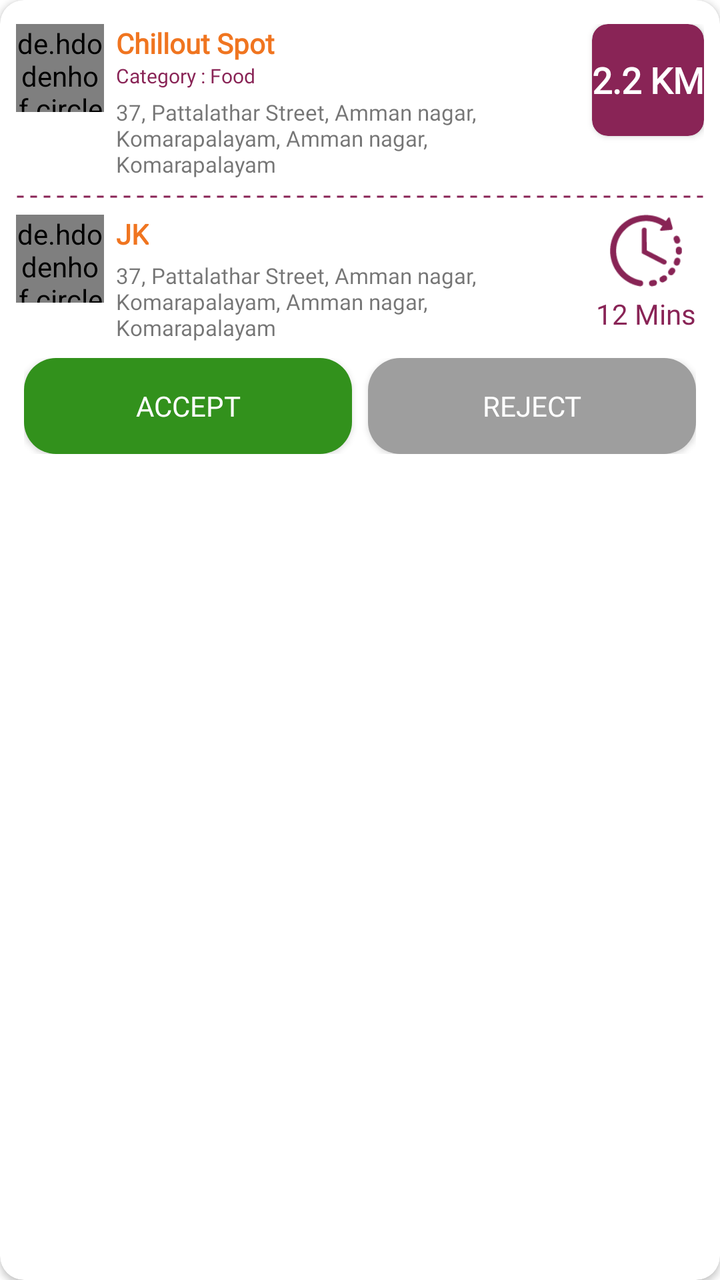
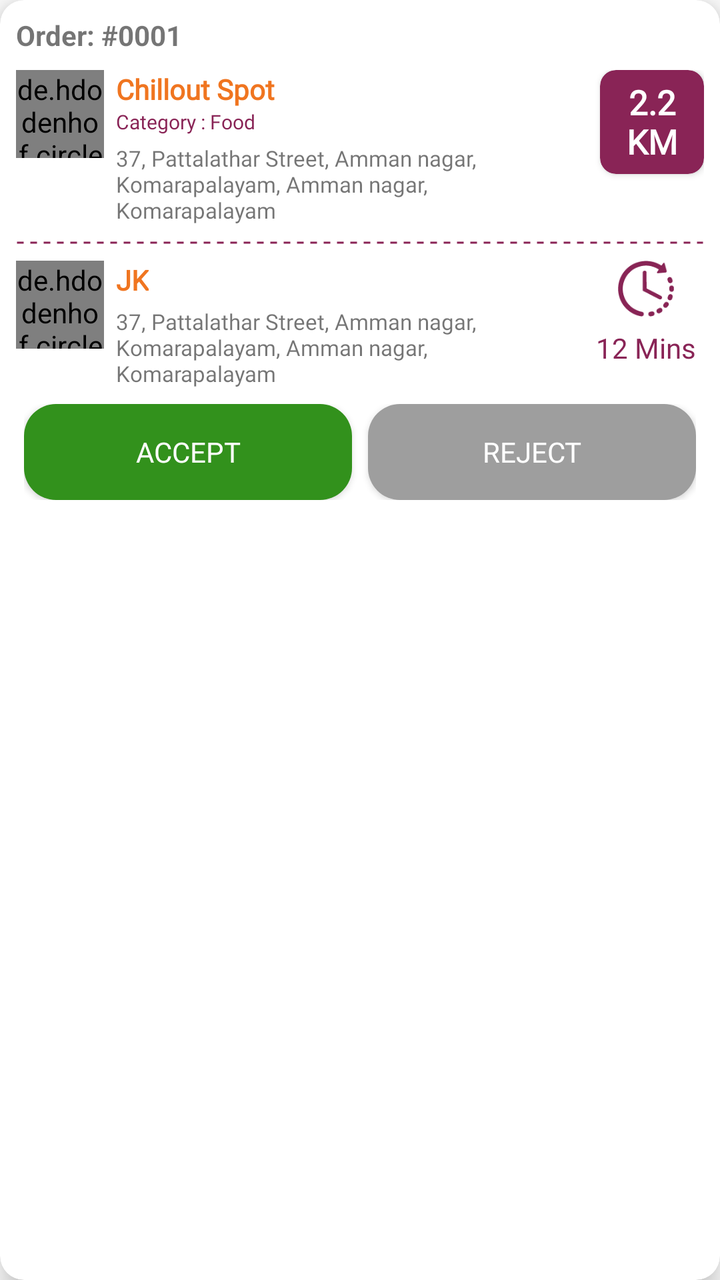

Compare the two renders of this Android layout. The source of the first and the diff that turns it into the second are given below.
<!-- AndroidManifest.xml: application theme Theme.ChilloutDelivery -->
<!-- res/layout/item_new_order_layout.xml -->
<?xml version="1.0" encoding="utf-8"?>
<androidx.cardview.widget.CardView xmlns:android="http://schemas.android.com/apk/res/android"
    android:layout_width="match_parent"
    android:layout_height="wrap_content"
    android:layout_marginStart="4dp"
    android:layout_marginEnd="4dp"
    android:layout_marginTop="12dp"
    app:cardCornerRadius="12dp"
    xmlns:app="http://schemas.android.com/apk/res-auto">

    <androidx.constraintlayout.widget.ConstraintLayout
        android:layout_width="match_parent"
        android:layout_height="wrap_content"
        android:padding="8dp">

        <androidx.constraintlayout.widget.ConstraintLayout
            android:id="@+id/topConstraint"
            android:layout_width="match_parent"
            android:layout_height="wrap_content"
            android:layout_marginTop="4dp"
            app:layout_constraintTop_toTopOf="parent">

            <de.hdodenhof.circleimageview.CircleImageView
                android:id="@+id/shopImg"
                android:layout_width="44dp"
                android:layout_height="44dp"
                android:src="@drawable/chillout_logo"
                app:layout_constraintStart_toStartOf="parent"
                app:layout_constraintTop_toTopOf="parent"/>

            <androidx.appcompat.widget.LinearLayoutCompat
                android:id="@+id/centerLinear"
                android:layout_width="0dp"
                android:layout_height="wrap_content"
                android:orientation="vertical"
                android:layout_marginStart="6dp"
                android:layout_marginEnd="4dp"
                app:layout_constraintStart_toEndOf="@id/shopImg"
                app:layout_constraintEnd_toStartOf="@+id/kmLinear"
                app:layout_constraintTop_toTopOf="parent">

                <androidx.appcompat.widget.AppCompatTextView
                    android:layout_width="wrap_content"
                    android:layout_height="wrap_content"
                    android:text="Chillout Spot"
                    android:textColor="@color/orange"
                    android:textStyle="bold"
                    android:textSize="14sp"
                    android:fontFamily="@font/poppins_medium"/>

                <androidx.appcompat.widget.AppCompatTextView
                    android:layout_width="wrap_content"
                    android:layout_height="wrap_content"
                    android:text="Category : Food"
                    android:textColor="@color/purple"
                    android:textSize="10sp"
                    android:fontFamily="@font/poppins_medium"/>

                <androidx.appcompat.widget.AppCompatTextView
                    android:layout_width="wrap_content"
                    android:layout_height="wrap_content"
                    android:text="37, Pattalathar Street, Amman nagar, Komarapalayam, Amman nagar, Komarapalayam"
                    android:textSize="11sp"
                    android:layout_marginTop="4dp"
                    android:fontFamily="@font/poppins_medium"/>

            </androidx.appcompat.widget.LinearLayoutCompat>

            <androidx.cardview.widget.CardView
                android:id="@+id/kmLinear"
                android:layout_width="56dp"
                android:layout_height="56dp"
                app:cardCornerRadius="8dp"
                app:cardBackgroundColor="@color/purple"
                android:gravity="center"
                app:layout_constraintEnd_toEndOf="parent"
                app:layout_constraintTop_toTopOf="parent">

                <androidx.appcompat.widget.AppCompatTextView
                    android:layout_width="wrap_content"
                    android:layout_height="wrap_content"
                    android:text="2.2 KM"
                    android:textStyle="bold"
                    android:textSize="18sp"
                    android:textColor="@color/white"
                    android:fontFamily="@font/poppins_semibold"
                    android:textAlignment="center"
                    android:layout_gravity="center"/>

            </androidx.cardview.widget.CardView>

        </androidx.constraintlayout.widget.ConstraintLayout>

        <View
            android:id="@+id/view1"
            android:layout_width="match_parent"
            android:layout_height="2dp"
            android:background="@drawable/dotted"
            android:layout_marginTop="8dp"
            app:layout_constraintTop_toBottomOf="@+id/topConstraint"/>

        <androidx.constraintlayout.widget.ConstraintLayout
            android:id="@+id/bottomConstraint"
            android:layout_width="match_parent"
            android:layout_height="wrap_content"
            android:layout_marginTop="8dp"
            app:layout_constraintTop_toBottomOf="@+id/view1">

            <de.hdodenhof.circleimageview.CircleImageView
                android:id="@+id/userImg"
                android:layout_width="44dp"
                android:layout_height="44dp"
                android:src="@drawable/profile"
                app:layout_constraintStart_toStartOf="parent"
                app:layout_constraintTop_toTopOf="parent"/>

            <androidx.appcompat.widget.LinearLayoutCompat
                android:id="@+id/userCenterLinear"
                android:layout_width="0dp"
                android:layout_height="wrap_content"
                android:orientation="vertical"
                android:layout_marginStart="6dp"
                android:layout_marginEnd="4dp"
                app:layout_constraintStart_toEndOf="@id/userImg"
                app:layout_constraintEnd_toStartOf="@+id/durationLinear"
                app:layout_constraintTop_toTopOf="parent">

                <androidx.appcompat.widget.AppCompatTextView
                    android:layout_width="wrap_content"
                    android:layout_height="wrap_content"
                    android:text="JK"
                    android:textColor="@color/orange"
                    android:textStyle="bold"
                    android:textSize="14sp"
                    android:fontFamily="@font/poppins_medium"/>

                <androidx.appcompat.widget.AppCompatTextView
                    android:layout_width="wrap_content"
                    android:layout_height="wrap_content"
                    android:text="37, Pattalathar Street, Amman nagar, Komarapalayam, Amman nagar, Komarapalayam"
                    android:textSize="11sp"
                    android:layout_marginTop="4dp"
                    android:fontFamily="@font/poppins_medium"/>

            </androidx.appcompat.widget.LinearLayoutCompat>

            <androidx.appcompat.widget.LinearLayoutCompat
                android:id="@+id/durationLinear"
                android:layout_width="wrap_content"
                android:layout_height="wrap_content"
                android:gravity="center"
                android:orientation="vertical"
                android:layout_marginEnd="4dp"
                app:layout_constraintEnd_toEndOf="parent"
                app:layout_constraintTop_toTopOf="parent">

                <androidx.appcompat.widget.AppCompatImageView
                    android:layout_width="36dp"
                    android:layout_height="36dp"
                    app:srcCompat="@drawable/duration"/>

                <androidx.appcompat.widget.AppCompatTextView
                    android:layout_width="wrap_content"
                    android:layout_height="wrap_content"
                    android:text="12 Mins"
                    android:textColor="@color/purple"
                    android:fontFamily="@font/poppins_medium"
                    android:textAlignment="center"
                    android:layout_gravity="center"
                    android:layout_marginTop="4dp"/>

            </androidx.appcompat.widget.LinearLayoutCompat>

        </androidx.constraintlayout.widget.ConstraintLayout>

        <androidx.appcompat.widget.AppCompatButton
            android:id="@+id/trackBtn"
            android:layout_width="match_parent"
            android:layout_height="wrap_content"
            android:text="TRACK"
            android:textColor="@color/white"
            android:background="@drawable/bg_rounded_rect_20"
            android:backgroundTint="@color/orange"
            android:layout_marginTop="8dp"
            android:visibility="gone"
            app:layout_constraintTop_toBottomOf="@+id/bottomConstraint"/>

        <androidx.appcompat.widget.LinearLayoutCompat
            android:id="@+id/buttonLinear"
            android:layout_width="match_parent"
            android:layout_height="wrap_content"
            android:weightSum="2"
            android:paddingStart="4dp"
            android:paddingEnd="4dp"
            android:layout_marginTop="8dp"
            android:gravity="center"
            app:layout_constraintTop_toBottomOf="@+id/bottomConstraint">

            <androidx.appcompat.widget.AppCompatButton
                android:layout_width="0dp"
                android:layout_height="wrap_content"
                android:layout_weight="1"
                android:text="Accept"
                android:textColor="@color/white"
                android:fontFamily="@font/poppins_medium"
                android:layout_marginEnd="4dp"
                android:background="@drawable/bg_rounded_rect_20"
                android:backgroundTint="@color/green"/>

            <androidx.appcompat.widget.AppCompatButton
                android:layout_width="0dp"
                android:layout_height="wrap_content"
                android:layout_weight="1"
                android:text="Reject"
                android:textColor="@color/white"
                android:fontFamily="@font/poppins_medium"
                android:layout_marginStart="4dp"
                android:background="@drawable/bg_rounded_rect_20"
                android:backgroundTint="@color/grey_1"/>

        </androidx.appcompat.widget.LinearLayoutCompat>

    </androidx.constraintlayout.widget.ConstraintLayout>

</androidx.cardview.widget.CardView>
<!-- resources referenced by this layout -->
<resources>
  <color name="green">#32911c</color>
  <color name="grey_1">#9e9e9e</color>
  <color name="orange">#f07520</color>
  <color name="purple">#892456</color>
  <color name="white">#FFFFFFFF</color>
  <!-- drawable bg_rounded_rect_20 (drawable) -->
  <?xml version="1.0" encoding="utf-8"?>
  <shape xmlns:android="http://schemas.android.com/apk/res/android"
      android:shape="rectangle">
  
      <solid android:color="@color/grey"/>
      <corners android:radius="16dp"/>
  
  </shape>
  <!-- drawable chillout_logo: png bitmap (drawable, 40080 bytes) -->
  <!-- drawable dotted (drawable) -->
  <?xml version="1.0" encoding="utf-8"?>
  <shape xmlns:android="http://schemas.android.com/apk/res/android"
      android:shape="line">
  
      <stroke
          android:color="@color/purple"
          android:dashWidth="10px"
          android:dashGap="10px"
          android:width="1dp"/>
  </shape>
  <!-- drawable duration: png bitmap (drawable, 2296 bytes) -->
  <!-- drawable profile: png bitmap (drawable, 3679 bytes) -->
  <style name="Theme.ChilloutDelivery" parent="Theme.MaterialComponents.DayNight.NoActionBar">
          
          <item name="colorPrimary">@color/purple_500</item>
          <item name="colorPrimaryVariant">@color/purple_700</item>
          <item name="colorOnPrimary">@color/white</item>
          
          <item name="colorSecondary">@color/teal_200</item>
          <item name="colorSecondaryVariant">@color/teal_700</item>
          <item name="colorOnSecondary">@color/black</item>
          
          <item name="android:statusBarColor">?attr/colorPrimaryVariant</item>
          
  
  
          
          <item name="colorControlActivated">@null</item>
          <item name="colorSwitchThumbNormal">@null</item>
  
      </style>
  <color name="grey">#F8F8F8</color>
  <color name="purple_500">#FF6200EE</color>
  <color name="purple_700">#FF3700B3</color>
  <color name="teal_200">#FF03DAC5</color>
  <color name="teal_700">#FF018786</color>
  <color name="black">#FF000000</color>
</resources>

<!-- the commit's change to res/layout/item_new_order_layout.xml (unified diff, before → after) -->
@@ -4,8 +4,12 @@
     android:layout_height="wrap_content"
     android:layout_marginStart="4dp"
     android:layout_marginEnd="4dp"
-    android:layout_marginTop="12dp"
+    android:layout_marginTop="8dp"
+    android:layout_marginBottom="8dp"
+    android:paddingBottom="8dp"
     app:cardCornerRadius="12dp"
+    app:cardElevation="8dp"
+    android:elevation="8dp"
     xmlns:app="http://schemas.android.com/apk/res-auto">
 
     <androidx.constraintlayout.widget.ConstraintLayout
@@ -13,12 +17,21 @@
         android:layout_height="wrap_content"
         android:padding="8dp">
 
+        <androidx.appcompat.widget.AppCompatTextView
+            android:id="@+id/orderTxt"
+            android:layout_width="match_parent"
+            android:layout_height="wrap_content"
+            android:text="Order: #0001"
+            android:textSize="14sp"
+            android:textStyle="bold"
+            app:layout_constraintTop_toTopOf="parent"/>
+
         <androidx.constraintlayout.widget.ConstraintLayout
             android:id="@+id/topConstraint"
             android:layout_width="match_parent"
             android:layout_height="wrap_content"
-            android:layout_marginTop="4dp"
-            app:layout_constraintTop_toTopOf="parent">
+            android:layout_marginTop="8dp"
+            app:layout_constraintTop_toBottomOf="@+id/orderTxt">
 
             <de.hdodenhof.circleimageview.CircleImageView
                 android:id="@+id/shopImg"
@@ -68,8 +81,8 @@
 
             <androidx.cardview.widget.CardView
                 android:id="@+id/kmLinear"
-                android:layout_width="56dp"
-                android:layout_height="56dp"
+                android:layout_width="52dp"
+                android:layout_height="52dp"
                 app:cardCornerRadius="8dp"
                 app:cardBackgroundColor="@color/purple"
                 android:gravity="center"
@@ -77,11 +90,12 @@
                 app:layout_constraintTop_toTopOf="parent">
 
                 <androidx.appcompat.widget.AppCompatTextView
+                    android:id="@+id/kmTxt"
                     android:layout_width="wrap_content"
                     android:layout_height="wrap_content"
                     android:text="2.2 KM"
                     android:textStyle="bold"
-                    android:textSize="18sp"
+                    android:textSize="17sp"
                     android:textColor="@color/white"
                     android:fontFamily="@font/poppins_semibold"
                     android:textAlignment="center"
@@ -126,6 +140,7 @@
                 app:layout_constraintTop_toTopOf="parent">
 
                 <androidx.appcompat.widget.AppCompatTextView
+                    android:id="@+id/userNameTxt"
                     android:layout_width="wrap_content"
                     android:layout_height="wrap_content"
                     android:text="JK"
@@ -135,6 +150,7 @@
                     android:fontFamily="@font/poppins_medium"/>
 
                 <androidx.appcompat.widget.AppCompatTextView
+                    android:id="@+id/addressTxt"
                     android:layout_width="wrap_content"
                     android:layout_height="wrap_content"
                     android:text="37, Pattalathar Street, Amman nagar, Komarapalayam, Amman nagar, Komarapalayam"
@@ -155,11 +171,12 @@
                 app:layout_constraintTop_toTopOf="parent">
 
                 <androidx.appcompat.widget.AppCompatImageView
-                    android:layout_width="36dp"
-                    android:layout_height="36dp"
+                    android:layout_width="28dp"
+                    android:layout_height="28dp"
                     app:srcCompat="@drawable/duration"/>
 
                 <androidx.appcompat.widget.AppCompatTextView
+                    android:id="@+id/durationTxt"
                     android:layout_width="wrap_content"
                     android:layout_height="wrap_content"
                     android:text="12 Mins"
@@ -167,7 +184,7 @@
                     android:fontFamily="@font/poppins_medium"
                     android:textAlignment="center"
                     android:layout_gravity="center"
-                    android:layout_marginTop="4dp"/>
+                    android:layout_marginTop="6dp"/>
 
             </androidx.appcompat.widget.LinearLayoutCompat>
 
@@ -197,6 +214,7 @@
             app:layout_constraintTop_toBottomOf="@+id/bottomConstraint">
 
             <androidx.appcompat.widget.AppCompatButton
+                android:id="@+id/acceptBtn"
                 android:layout_width="0dp"
                 android:layout_height="wrap_content"
                 android:layout_weight="1"
@@ -208,6 +226,7 @@
                 android:backgroundTint="@color/green"/>
 
             <androidx.appcompat.widget.AppCompatButton
+                android:id="@+id/rejectBtn"
                 android:layout_width="0dp"
                 android:layout_height="wrap_content"
                 android:layout_weight="1"
